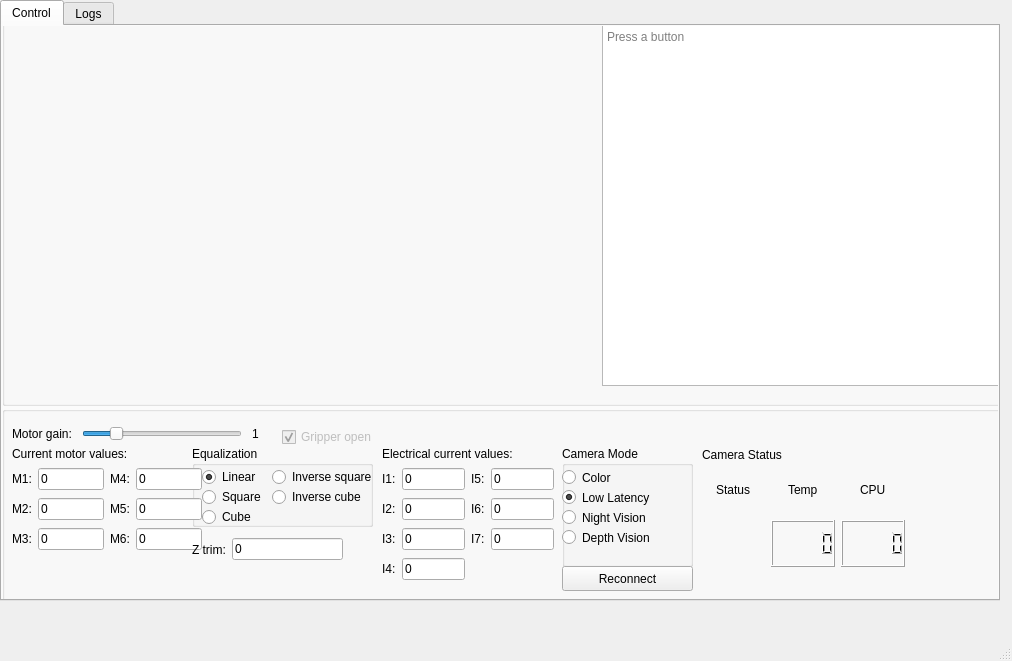
This is src/MainWindow.ui in sq8vps/haller-control as Qt 5 draws it before an edit. The edited form follows.
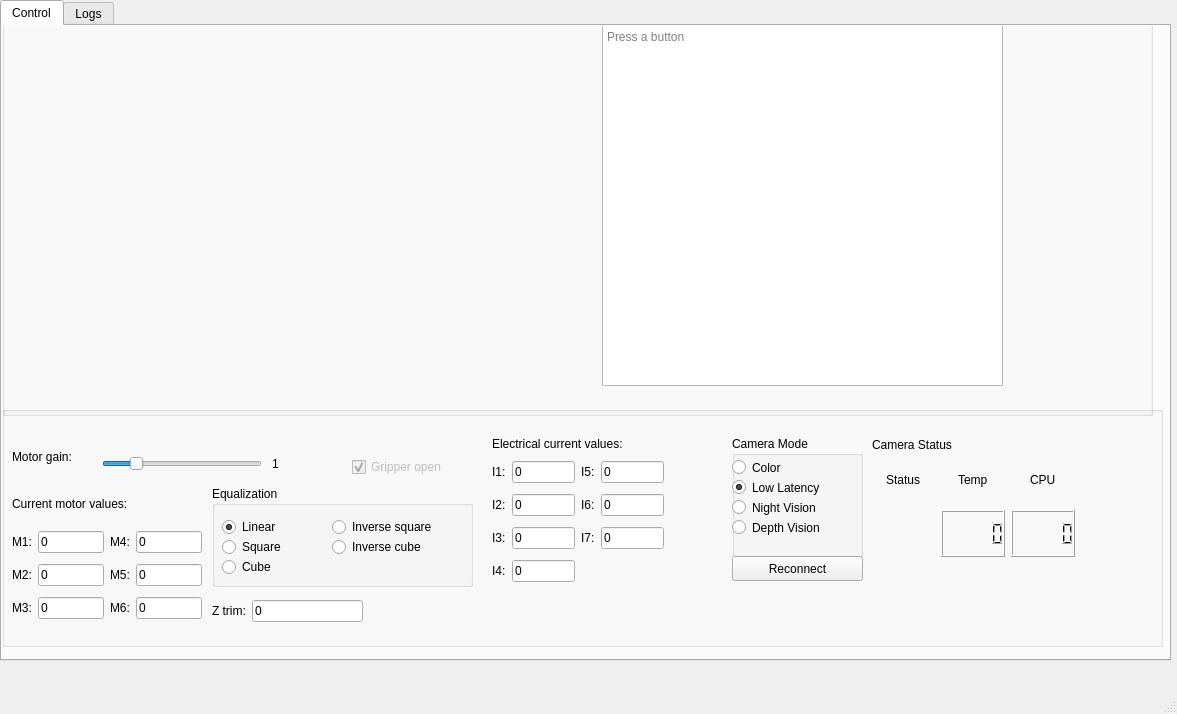
This is the edited form. Icons and pictures are not drawn.

What changed in the file:
```diff
--- a/src/MainWindow.ui
+++ b/src/MainWindow.ui
@@ -6,8 +6,8 @@
    <rect>
     <x>0</x>
     <y>0</y>
-    <width>1012</width>
-    <height>661</height>
+    <width>1177</width>
+    <height>714</height>
    </rect>
   </property>
   <property name="windowTitle">
@@ -19,8 +19,8 @@
      <rect>
       <x>0</x>
       <y>0</y>
-      <width>1000</width>
-      <height>601</height>
+      <width>1171</width>
+      <height>661</height>
      </rect>
     </property>
     <property name="currentIndex">
@@ -38,8 +38,8 @@
        <rect>
         <x>0</x>
         <y>-11</y>
-        <width>1000</width>
-        <height>391</height>
+        <width>1151</width>
+        <height>401</height>
        </rect>
       </property>
       <widget class="QLabel" name="leftCamera">
@@ -74,8 +74,8 @@
        <rect>
         <x>0</x>
         <y>380</y>
-        <width>1000</width>
-        <height>201</height>
+        <width>1161</width>
+        <height>241</height>
        </rect>
       </property>
       <property name="flat">
@@ -84,8 +84,8 @@
       <widget class="QSlider" name="hsMotorGain">
        <property name="geometry">
         <rect>
-         <x>80</x>
-         <y>20</y>
+         <x>100</x>
+         <y>50</y>
          <width>160</width>
          <height>16</height>
         </rect>
@@ -107,9 +107,9 @@
        <property name="geometry">
         <rect>
          <x>10</x>
-         <y>20</y>
-         <width>61</width>
-         <height>16</height>
+         <y>40</y>
+         <width>91</width>
+         <height>21</height>
         </rect>
        </property>
        <property name="text">
@@ -119,9 +119,9 @@
       <widget class="QLabel" name="laMotorGain">
        <property name="geometry">
         <rect>
-         <x>250</x>
-         <y>20</y>
-         <width>31</width>
+         <x>270</x>
+         <y>50</y>
+         <width>61</width>
          <height>16</height>
         </rect>
        </property>
@@ -133,8 +133,8 @@
        <property name="geometry">
         <rect>
          <x>10</x>
-         <y>40</y>
-         <width>121</width>
+         <y>90</y>
+         <width>171</width>
          <height>16</height>
         </rect>
        </property>
@@ -145,10 +145,10 @@
       <widget class="QGroupBox" name="groupBox_4">
        <property name="geometry">
         <rect>
-         <x>190</x>
-         <y>40</y>
-         <width>181</width>
-         <height>81</height>
+         <x>210</x>
+         <y>80</y>
+         <width>261</width>
+         <height>101</height>
         </rect>
        </property>
        <property name="title">
@@ -158,8 +158,8 @@
         <property name="geometry">
          <rect>
           <x>10</x>
-          <y>20</y>
-          <width>61</width>
+          <y>30</y>
+          <width>91</width>
           <height>22</height>
          </rect>
         </property>
@@ -174,8 +174,8 @@
         <property name="geometry">
          <rect>
           <x>10</x>
-          <y>40</y>
-          <width>61</width>
+          <y>50</y>
+          <width>91</width>
           <height>22</height>
          </rect>
         </property>
@@ -187,8 +187,8 @@
         <property name="geometry">
          <rect>
           <x>10</x>
-          <y>60</y>
-          <width>61</width>
+          <y>70</y>
+          <width>91</width>
           <height>22</height>
          </rect>
         </property>
@@ -199,9 +199,9 @@
        <widget class="QRadioButton" name="rbInverseSquare">
         <property name="geometry">
          <rect>
-          <x>80</x>
-          <y>20</y>
-          <width>101</width>
+          <x>120</x>
+          <y>30</y>
+          <width>131</width>
           <height>22</height>
          </rect>
         </property>
@@ -212,9 +212,9 @@
        <widget class="QRadioButton" name="rbInverseCube">
         <property name="geometry">
          <rect>
-          <x>80</x>
-          <y>40</y>
-          <width>101</width>
+          <x>120</x>
+          <y>50</y>
+          <width>121</width>
           <height>22</height>
          </rect>
         </property>
@@ -227,9 +227,9 @@
        <property name="geometry">
         <rect>
          <x>10</x>
-         <y>60</y>
+         <y>120</y>
          <width>190</width>
-         <height>89</height>
+         <height>100</height>
         </rect>
        </property>
        <layout class="QGridLayout" name="gridLayout_2">
@@ -343,8 +343,8 @@
        </property>
        <property name="geometry">
         <rect>
-         <x>280</x>
-         <y>20</y>
+         <x>350</x>
+         <y>50</y>
          <width>121</width>
          <height>22</height>
         </rect>
@@ -359,8 +359,8 @@
       <widget class="QLabel" name="label">
        <property name="geometry">
         <rect>
-         <x>380</x>
-         <y>40</y>
+         <x>490</x>
+         <y>30</y>
          <width>171</width>
          <height>16</height>
         </rect>
@@ -372,10 +372,10 @@
       <widget class="QWidget" name="layoutWidget">
        <property name="geometry">
         <rect>
-         <x>190</x>
-         <y>130</y>
+         <x>210</x>
+         <y>190</y>
          <width>151</width>
-         <height>27</height>
+         <height>30</height>
         </rect>
        </property>
        <layout class="QHBoxLayout" name="horizontalLayout">
@@ -401,10 +401,10 @@
       <widget class="QWidget" name="layoutWidget">
        <property name="geometry">
         <rect>
-         <x>380</x>
-         <y>60</y>
+         <x>490</x>
+         <y>50</y>
          <width>172</width>
-         <height>120</height>
+         <height>135</height>
         </rect>
        </property>
        <layout class="QGridLayout" name="gridLayout">
@@ -511,8 +511,8 @@
       <widget class="QGroupBox" name="groupBox_3">
        <property name="geometry">
         <rect>
-         <x>560</x>
-         <y>40</y>
+         <x>730</x>
+         <y>30</y>
          <width>131</width>
          <height>121</height>
         </rect>
@@ -591,8 +591,8 @@
       <widget class="QPushButton" name="camReconnectButton">
        <property name="geometry">
         <rect>
-         <x>560</x>
-         <y>160</y>
+         <x>730</x>
+         <y>150</y>
          <width>131</width>
          <height>25</height>
         </rect>
@@ -604,8 +604,8 @@
       <widget class="QLabel" name="label_18">
        <property name="geometry">
         <rect>
-         <x>700</x>
-         <y>40</y>
+         <x>870</x>
+         <y>30</y>
          <width>111</width>
          <height>17</height>
         </rect>
@@ -617,8 +617,8 @@
       <widget class="QWidget" name="gridLayoutWidget">
        <property name="geometry">
         <rect>
-         <x>700</x>
-         <y>60</y>
+         <x>870</x>
+         <y>50</y>
          <width>271</width>
          <height>101</height>
         </rect>
```
Left out of the diff: 4 changed lines with no effect on the pictures.
